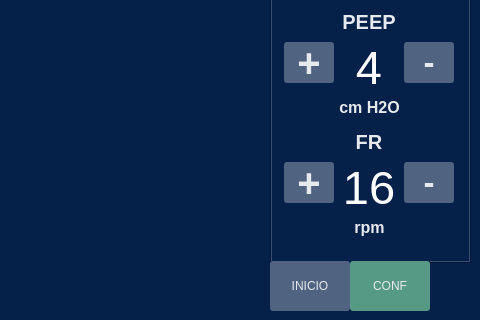
First picture: the form in respyrator/ui_main.ui, repository cubanmakers/reespirator-beagle-touch, before the edit; both pictures show x 320 to 800 and y 160 to 480 of the 800 by 480 pixel window.
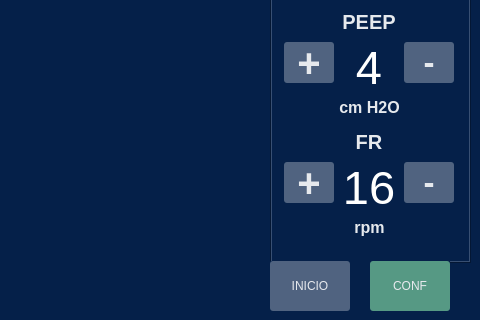
Second picture: the form after the edit. The open tabs and pages were chosen to show the change. Custom widgets are drawn as their Qt base class.

Commit message: margin between tabs

Diff of the .ui file:
```diff
--- a/respyrator/ui_main.ui
+++ b/respyrator/ui_main.ui
@@ -484,6 +484,10 @@
   border-radius: 3px;
   width: 80px;
   margin: 0px;
+}
+
+QTabBar::tab:first {
+  margin-right: 20px;
 }</string>
    </property>
    <property name="tabPosition">
```
Left out of the diff: 2 changed lines with no effect on the pictures.
